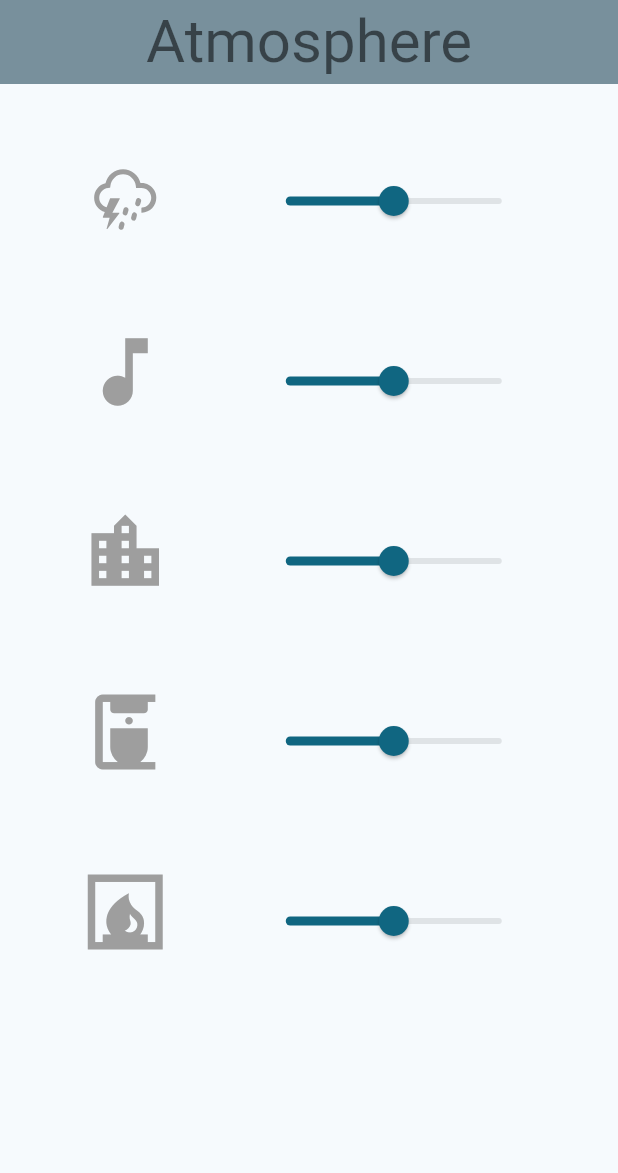
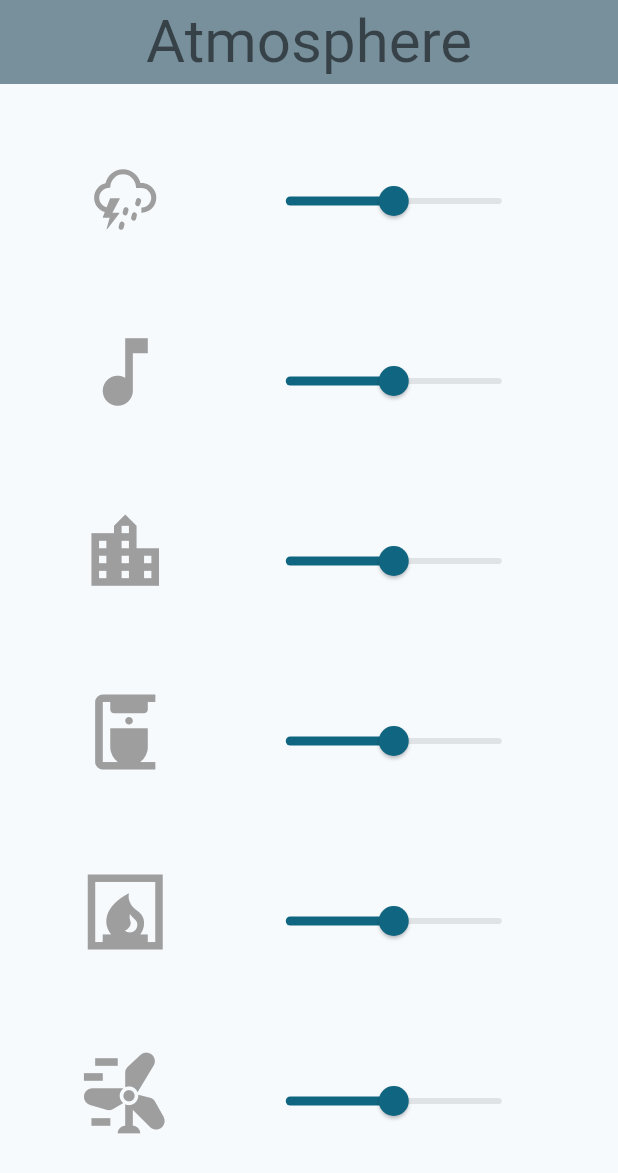
Before and after one commit to leksidev/atmosphere_app, a Flutter app: the screen it shows after launch, on a phone screen of 412 x 824 dp. Shown: the top 1173 px of the screen. Run offline on Flutter 3.47's test engine with Material 2 defaults, Android fonts, the phone set to English and light mode, and no system bars; our stand-ins replace audioplayers, google_fonts, weather_icons.

Commit message:
refactor: create function for displaying SoundWidgets in loop

```diff
--- a/lib/screens/welcome_screen.dart
+++ b/lib/screens/welcome_screen.dart
@@ -1,6 +1,7 @@
 import 'package:flutter/material.dart';
 import 'package:atmosphere/components/sound_widget.dart';
 import 'package:atmosphere/soundDataCatalogue.dart';
+import 'package:atmosphere/components/sound.dart';
 
 class WelcomeScreen extends StatefulWidget {
   const WelcomeScreen({Key? key}) : super(key: key);
@@ -16,6 +17,36 @@ class _WelcomeScreenState extends State<WelcomeScreen> {
   static const kIconSelectedColor = Colors.blueAccent;
   static const kIconPrimaryColor = Colors.grey;
 
+  List<SoundWidget> getSoundWidgets() {
+    final List<SoundWidget> listSoundWidgets = [];
+    for (String soundName in catalogueSounds.keys) {
+      Sound? sound = catalogueSounds[soundName];
+      var newSoundWidget = SoundWidget(
+        onPress: () {
+          setState(
+            () {
+              catalogueSounds[soundName]?.playbackControl();
+            },
+          );
+        },
+        icon: Icon(sound?.icon,
+            size: kIconSize,
+            color: catalogueSounds[soundName]!.isSoundPlayNow
+                ? kIconSelectedColor
+                : kIconPrimaryColor),
+        volumeValue: catalogueSounds[soundName]!.currentSoundVolume,
+        volumeOnChanged: (double value) {
+          setState(() {
+            catalogueSounds[soundName]!.currentSoundVolume = value;
+            catalogueSounds[soundName]!.setVolume();
+          });
+        },
+      );
+      listSoundWidgets.add(newSoundWidget);
+    }
+    return listSoundWidgets;
+  }
+
   @override
   Widget build(BuildContext context) {
     return Scaffold(
@@ -29,113 +60,7 @@ class _WelcomeScreenState extends State<WelcomeScreen> {
       body: SafeArea(
         minimum: const EdgeInsets.all(12.0),
         child: ListView(
-          children: <Widget>[
-            SoundWidget(
-              onPress: () {
-                setState(
-                  () {
-                    catalogueSounds['Storm']?.playbackControl();
-                  },
-                );
-              },
-              icon: Icon(catalogueSounds['Storm']?.icon,
-                  size: kIconSize,
-                  color: catalogueSounds['Storm']!.isSoundPlayNow
-                      ? kIconSelectedColor
-                      : kIconPrimaryColor),
-              volumeValue: catalogueSounds['Storm']!.currentSoundVolume,
-              volumeOnChanged: (double value) {
-                setState(() {
-                  catalogueSounds['Storm']!.currentSoundVolume = value;
-                  catalogueSounds['Storm']!.setVolume();
-                });
-              },
-            ),
-            SoundWidget(
-              onPress: () {
-                setState(
-                  () {
-                    catalogueSounds['Birds']?.playbackControl();
-                  },
-                );
-              },
-              icon: Icon(catalogueSounds['Birds']?.icon,
-                  size: kIconSize,
-                  color: catalogueSounds['Birds']!.isSoundPlayNow
-                      ? kIconSelectedColor
-                      : kIconPrimaryColor),
-              volumeValue: catalogueSounds['Birds']!.currentSoundVolume,
-              volumeOnChanged: (double value) {
-                setState(() {
-                  catalogueSounds['Birds']!.currentSoundVolume = value;
-                  catalogueSounds['Birds']!.setVolume();
-                });
-              },
-            ),
-            SoundWidget(
-              onPress: () {
-                setState(
-                  () {
-                    catalogueSounds['City']?.playbackControl();
-                  },
-                );
-              },
-              icon: Icon(catalogueSounds['City']?.icon,
-                  size: kIconSize,
-                  color: catalogueSounds['City']!.isSoundPlayNow
-                      ? kIconSelectedColor
-                      : kIconPrimaryColor),
-              volumeValue: catalogueSounds['City']!.currentSoundVolume,
-              volumeOnChanged: (double value) {
-                setState(() {
-                  catalogueSounds['City']!.currentSoundVolume = value;
-                  catalogueSounds['City']!.setVolume();
-                });
-              },
-            ),
-            SoundWidget(
-              onPress: () {
-                setState(
-                  () {
-                    catalogueSounds['Coffee-shop']?.playbackControl();
-                  },
-                );
-              },
-              icon: Icon(catalogueSounds['Coffee-shop']?.icon,
-                  size: kIconSize,
-                  color: catalogueSounds['Coffee-shop']!.isSoundPlayNow
-                      ? kIconSelectedColor
-                      : kIconPrimaryColor),
-              volumeValue: catalogueSounds['Coffee-shop']!.currentSoundVolume,
-              volumeOnChanged: (double value) {
-                setState(() {
-                  catalogueSounds['Coffee-shop']!.currentSoundVolume = value;
-                  catalogueSounds['Coffee-shop']!.setVolume();
-                });
-              },
-            ),
-            SoundWidget(
-              onPress: () {
-                setState(
-                  () {
-                    catalogueSounds['Fireplace']?.playbackControl();
-                  },
-                );
-              },
-              icon: Icon(catalogueSounds['Fireplace']?.icon,
-                  size: kIconSize,
-                  color: catalogueSounds['Fireplace']!.isSoundPlayNow
-                      ? kIconSelectedColor
-                      : kIconPrimaryColor),
-              volumeValue: catalogueSounds['Fireplace']!.currentSoundVolume,
-              volumeOnChanged: (double value) {
-                setState(() {
-                  catalogueSounds['Fireplace']!.currentSoundVolume = value;
-                  catalogueSounds['Fireplace']!.setVolume();
-                });
-              },
-            ),
-          ],
+          children: getSoundWidgets(),
         ),
       ),
     );
--- a/lib/soundDataCatalogue.dart
+++ b/lib/soundDataCatalogue.dart
@@ -18,4 +18,8 @@ Map<String, Sound> catalogueSounds = {
       icon: Icons.coffee_maker),
   'Fireplace': Sound(
       link: 'audio/data_resources_sounds_fireplace.ogg', icon: Icons.fireplace),
+  'Wind': Sound(
+      link: 'audio/data_resources_sounds_wind.ogg', icon: Icons.wind_power),
+  'Train':
+      Sound(link: 'audio/data_resources_sounds_train.ogg', icon: Icons.train),
 };
```
